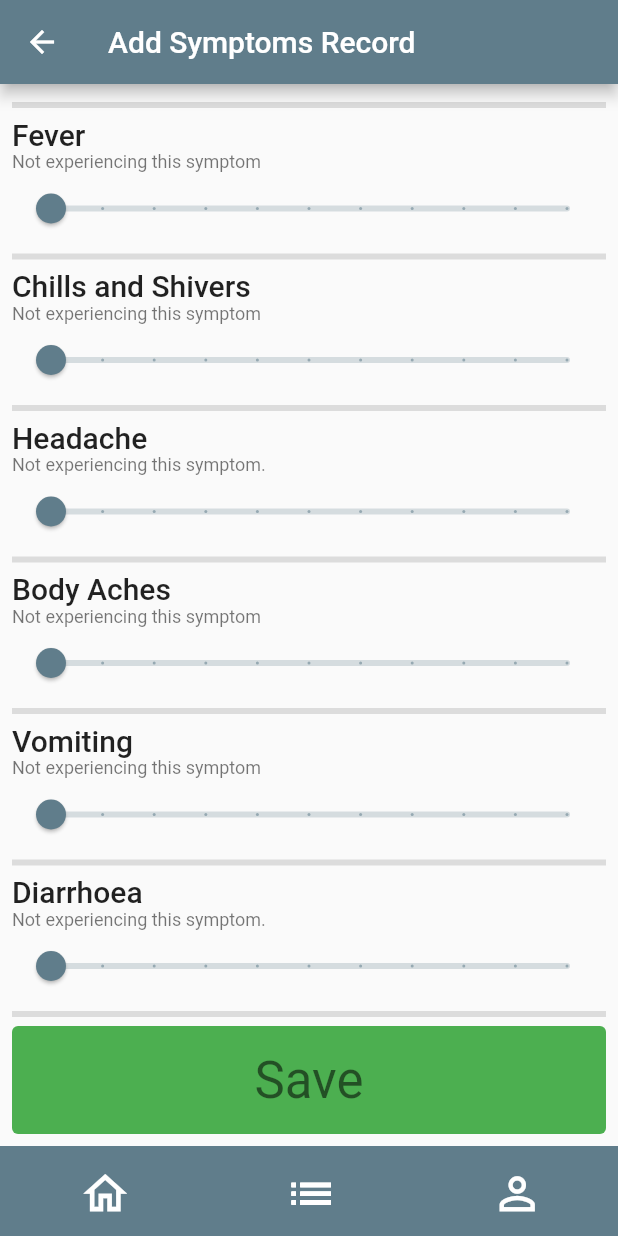
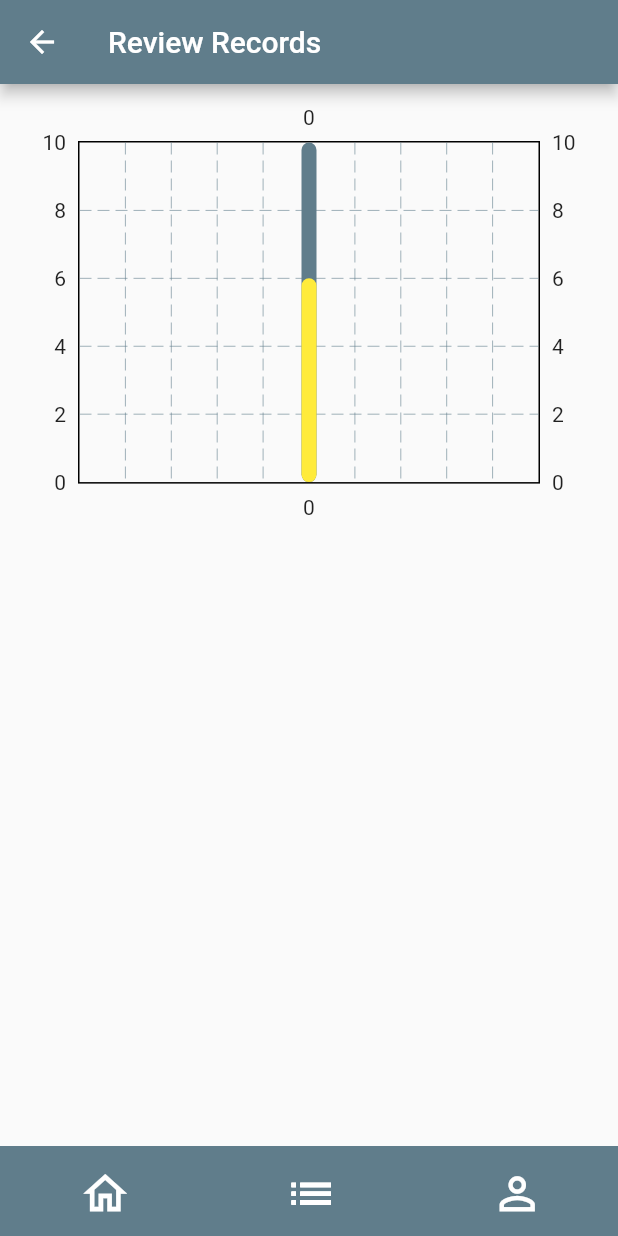
Before and after one commit to botagar/cold-and-flu-tracker-app, a Flutter app: the RecordPage screen opened by its route, scrolled down 406 dp, after a tap on the "list" icon, on a phone screen of 412 x 824 dp. Run offline on Flutter 3.47's test engine with Material 2 defaults, Android fonts, the phone set to English and light mode, and no system bars; drawn by our look-alikes of fl_chart; our stand-ins replace fluttertoast, hive, hive_flutter, table_calendar; accounts and stored records are empty.

Commit message:
WIP - graph representation of historical records broken

```diff
--- a/lib/common/bottom_nav_bar/bottom_nav_bar.dart
+++ b/lib/common/bottom_nav_bar/bottom_nav_bar.dart
@@ -24,7 +24,7 @@ class BottomNavBar {
           IconButton(
             enableFeedback: false,
             onPressed: () async {
-              Navigator.pushNamed(context, '/details');
+              Navigator.pushNamed(context, '/listview');
             },
             icon: const Icon(
               Icons.list_outlined,
--- /dev/null
+++ b/lib/features/infection/dao/infection.dart
@@ -0,0 +1,30 @@
+import 'package:hive_flutter/adapters.dart';
+
+part 'infection.g.dart';
+
+@HiveType(typeId: 2)
+class Infection extends HiveObject {
+  @HiveField(0)
+  final String id;
+
+  @HiveField(1)
+  final DateTime startOfInfection;
+
+  @HiveField(2)
+  final DateTime endOfInfection;
+
+  @HiveField(3)
+  final List<Infection> records;
+
+  Infection({
+    required this.id,
+    required this.startOfInfection,
+    required this.endOfInfection,
+    this.records = const [],
+  });
+
+  @override
+  String toString() {
+    return '{id: $id, startOfInfection: $startOfInfection, endOfInfection: $endOfInfection, records: $records}';
+  }
+}
--- /dev/null
+++ b/lib/features/infection/infection_list_element.dart
@@ -0,0 +1,51 @@
+import 'package:cold_flu_tracker_app/features/infection/dao/infection.dart';
+import 'package:fl_chart/fl_chart.dart';
+import 'package:flutter/material.dart';
+
+class InfectionListElement extends StatefulWidget {
+  final Infection infection;
+
+  const InfectionListElement({super.key, required this.infection});
+
+  @override
+  State<InfectionListElement> createState() => _InfectionListElementState();
+}
+
+class _InfectionListElementState extends State<InfectionListElement> {
+  @override
+  Widget build(BuildContext context) {
+    // var infectionStartText = widget.infection.startOfInfection.toLocal();
+    // var records = widget.infection.records;
+    // records.map((e) => ,)
+
+    return Row(
+      children: [
+        // Text('Infection starting at $infectionStartText'),
+        Expanded(
+          child: Padding(
+            padding: const EdgeInsets.all(8.0),
+            child: BarChart(
+              BarChartData(
+                barGroups: <BarChartGroupData>[
+                  BarChartGroupData(
+                    x: 0,
+                    barRods: [
+                      BarChartRodData(
+                          toY: 6,
+                          color: Colors.yellow,
+                          width: 10,
+                          backDrawRodData:
+                              BackgroundBarChartRodData(toY: 10, show: true)),
+                    ],
+                  ),
+                ],
+              ),
+              swapAnimationDuration: const Duration(milliseconds: 150),
+              swapAnimationCurve: Curves.linear,
+            ),
+          ),
+        ),
+      ],
+    );
+  }
+}
--- a/lib/main.dart
+++ b/lib/main.dart
@@ -1,3 +1,5 @@
+import 'package:cold_flu_tracker_app/features/infection/dao/infection.dart';
+import 'package:cold_flu_tracker_app/pages/list_view.dart';
 import 'package:cold_flu_tracker_app/pages/profile.dart';
 import 'package:cold_flu_tracker_app/pages/record.dart';
 import 'package:flutter/material.dart';
@@ -12,7 +14,9 @@ Future<void> main() async {
   await Hive.initFlutter();
   Hive.registerAdapter(RecordAdapter());
   Hive.registerAdapter(SymptomAdapter());
+  Hive.registerAdapter(InfectionAdapter());
   await Hive.openBox<Record>('records');
+  await Hive.openBox<Infection>('infections');
 
   runApp(const ColdAndFluTrackingApp());
 }
@@ -38,6 +42,7 @@ class ColdAndFluTrackingApp extends StatelessWidget {
       routes: {
         '/addRecord': (context) => const RecordPage(),
         '/profile': (context) => const ProfilePage(),
+        '/listview': (context) => const ListViewPage(),
       },
     );
   }
--- /dev/null
+++ b/lib/pages/list_view.dart
@@ -0,0 +1,39 @@
+import 'package:cold_flu_tracker_app/common/bottom_nav_bar/bottom_nav_bar.dart';
+import 'package:cold_flu_tracker_app/features/infection/dao/infection.dart';
+import 'package:cold_flu_tracker_app/features/infection/infection_list_element.dart';
+import 'package:cold_flu_tracker_app/features/infection/infection_service.dart';
+import 'package:flutter/material.dart';
+
+class ListViewPage extends StatefulWidget {
+  const ListViewPage({Key? key}) : super(key: key);
+
+  @override
+  State<ListViewPage> createState() => _ListViewPageState();
+}
+
+class _ListViewPageState extends State<ListViewPage> {
+  var infectionService = InfectionService();
+
+  @override
+  Widget build(BuildContext context) {
+    return Scaffold(
+      appBar: AppBar(
+        title: const Text("Review Records"),
+      ),
+      bottomNavigationBar: BottomNavBar.build(context),
+      body: ListView.separated(
+        itemBuilder: (BuildContext context, int index) {
+          return InfectionListElement(
+              infection: Infection(
+                  id: "",
+                  startOfInfection: DateTime.now(),
+                  endOfInfection: DateTime.now()));
+        },
+        itemCount: 1,
+        separatorBuilder: (BuildContext context, int index) => const Divider(
+          thickness: 4,
+        ),
+      ),
+    );
+  }
+}
--- a/pubspec.yaml
+++ b/pubspec.yaml
@@ -20,6 +20,7 @@ dependencies:
   fluttertoast: ^8.0.9
   table_calendar: ^3.0.6
   intl: ^0.17.0
+  fl_chart: ^0.55.0
 
 dev_dependencies:
   flutter_test:
```
Also changed, not shown: lib/features/calendar/calendar.dart (+22 -11 lines), lib/features/infection/infection_service.dart (added, +23 -0 lines), lib/pages/profile.dart (+13 -10 lines), lib/features/infection/dao/infection.g.dart (added), pubspec.lock.
